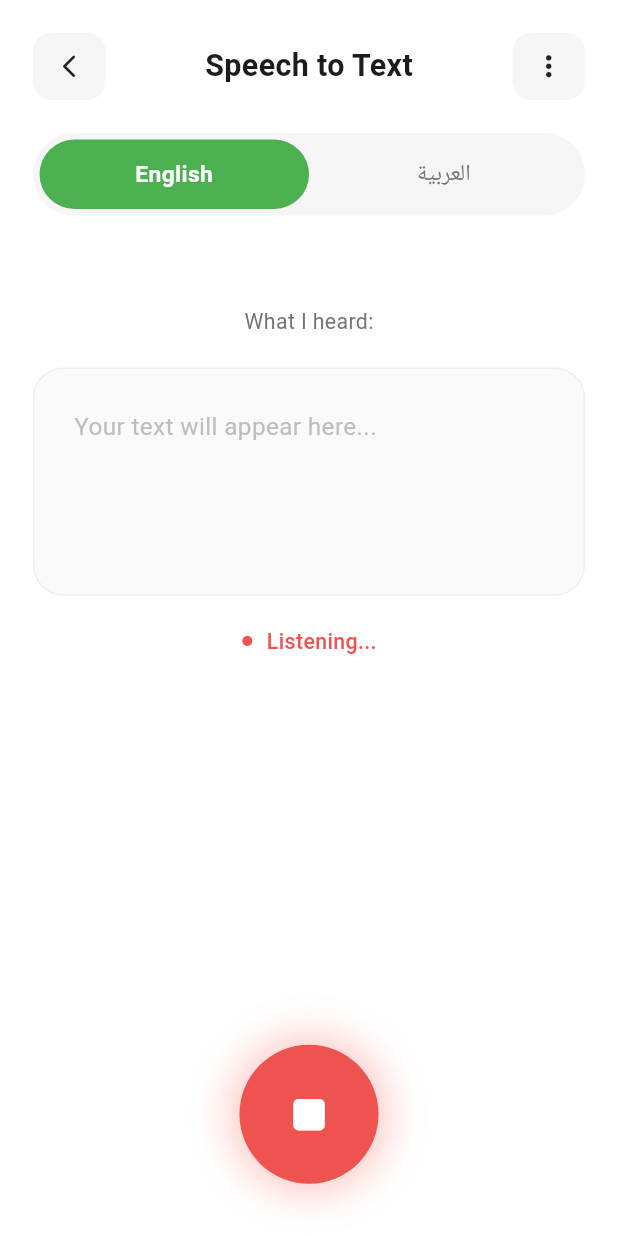
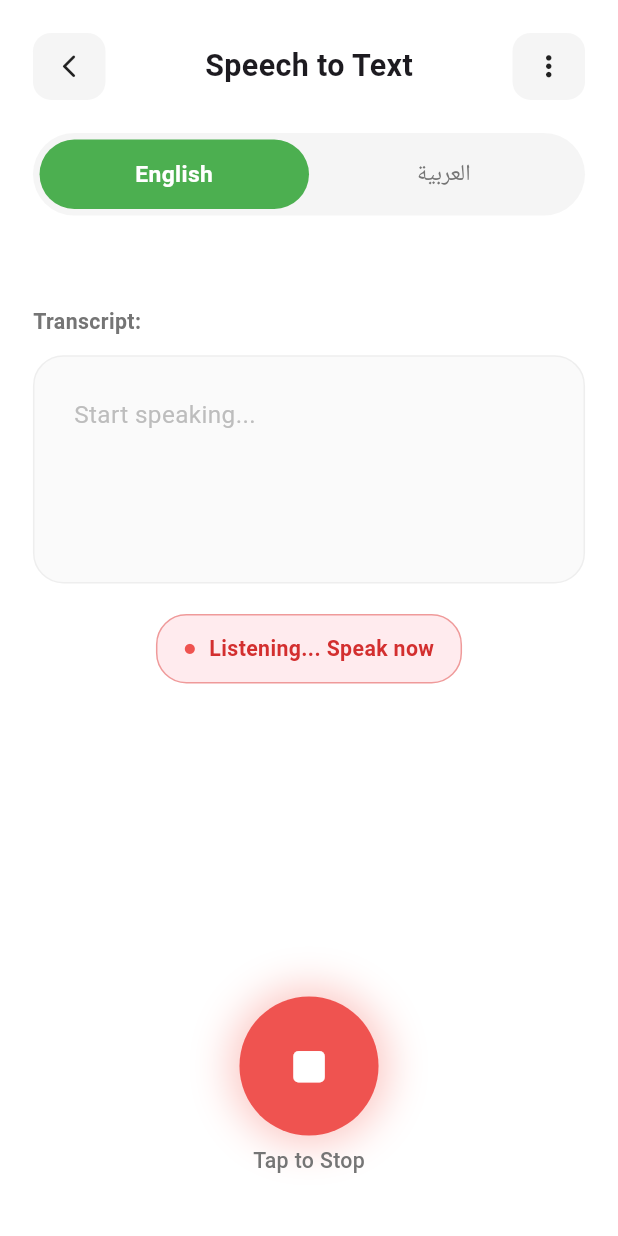
Before and after one commit to amgad7/Tawassal_app, a Flutter app: the SpeechToTextScreen screen opened by its route, after a tap on the "mic" icon, on a phone screen of 412 x 824 dp. Run offline on Flutter 3.47's test engine with Material 3 defaults, Android fonts, the phone set to English and light mode, and no system bars; our stand-ins replace flutter_screenutil, flutter_tts, go_router, permission_handler, shared_preferences, speech_to_text; accounts and stored records are empty.

Commit message:
edit speech

```diff
--- a/lib/feature/speach_to_text/views/speach_to_text.dart
+++ b/lib/feature/speach_to_text/views/speach_to_text.dart
@@ -19,7 +19,9 @@ class _SpeechToTextScreenState extends State<SpeechToTextScreen>
   late stt.SpeechToText speech;
   bool isListening = false;
   bool isInitialized = false;
-  String recognizedText = '';
+  bool keepListening = false;
+  String fullText = '';
+  String currentSegment = '';
   String selectedLanguage = 'en-US';
 
   late AnimationController _pulseController;
@@ -45,8 +47,24 @@ class _SpeechToTextScreenState extends State<SpeechToTextScreen>
     final status = await Permission.microphone.request();
     if (status.isGranted) {
       bool available = await speech.initialize(
-        onError: (error) => debugPrint('Speech error: $error'),
-        onStatus: (status) => debugPrint('Speech status: $status'),
+        onError: (error) {
+          debugPrint('Speech error: $error');
+          if (keepListening && mounted) {
+            Future.delayed(
+              const Duration(milliseconds: 500),
+              _restartListening,
+            );
+          }
+        },
+        onStatus: (status) {
+          debugPrint('Speech status: $status');
+          if (status == 'notListening' && keepListening && mounted) {
+            Future.delayed(
+              const Duration(milliseconds: 500),
+              _restartListening,
+            );
+          }
+        },
       );
       if (mounted) {
         setState(() => isInitialized = available);
@@ -84,40 +102,106 @@ class _SpeechToTextScreenState extends State<SpeechToTextScreen>
     );
   }
 
-  Future<void> _startListening() async {
+  Future<void> _toggleListening() async {
+    if (isListening) {
+      await _stopListening();
+    } else {
+      await startListening();
+    }
+  }
+
+  Future<void> startListening() async {
     if (!isInitialized) {
       await _initializeSpeech();
       if (!isInitialized) return;
     }
 
     setState(() {
-      recognizedText = '';
       isListening = true;
+      keepListening = true;
     });
 
+    await _beginListening();
+  }
+
+  Future<void> _beginListening() async {
+    if (!keepListening || !mounted) return;
+
+    try {
       await speech.listen(
         onResult: (result) {
-        if (mounted) {
+          if (!mounted) return;
+
           setState(() {
-            recognizedText = result.recognizedWords;
+            currentSegment = result.recognizedWords;
+
+            if (result.finalResult && currentSegment.isNotEmpty) {
+              if (fullText.isEmpty) {
+                fullText = currentSegment;
+              } else {
+                fullText = '$fullText $currentSegment';
+              }
+              currentSegment = '';
+            }
           });
-        }
         },
         localeId: selectedLanguage,
         listenFor: const Duration(seconds: 30),
-      pauseFor: const Duration(seconds: 3),
+        pauseFor: const Duration(seconds: 5),
+        partialResults: true,
+        onSoundLevelChange: (level) {},
+        cancelOnError: false,
+        listenMode: stt.ListenMode.dictation,
       );
+    } catch (e) {
+      debugPrint('Listen error: $e');
+      if (keepListening && mounted) {
+        Future.delayed(const Duration(milliseconds: 500), _restartListening);
+      }
+    }
+  }
+
+  Future<void> _restartListening() async {
+    if (!keepListening || !mounted) return;
+
+    try {
+      await speech.stop();
+      await Future.delayed(const Duration(milliseconds: 200));
+
+      if (keepListening && mounted) {
+        await _beginListening();
+      }
+    } catch (e) {
+      debugPrint('Restart error: $e');
+    }
   }
 
   Future<void> _stopListening() async {
+    setState(() {
+      keepListening = false;
+      isListening = false;
+    });
+
     await speech.stop();
+
     if (mounted) {
-      setState(() => isListening = false);
+      final finalText = fullText.isEmpty
+          ? currentSegment
+          : currentSegment.isEmpty
+          ? fullText
+          : '$fullText $currentSegment';
 
-      if (recognizedText.isNotEmpty) {
-        final wordCount = recognizedText.split(' ').length;
+      if (finalText.isNotEmpty) {
+        final wordCount = finalText
+            .split(' ')
+            .where((w) => w.isNotEmpty)
+            .length;
+        context.read<StatsProvider>().updateFromSpeechToText(wordCount);
 
-        context.read<StatsProvider>().updateFromSpeechToText(wordCount);
+        setState(() {
+          fullText = finalText;
+          currentSegment = '';
+        });
 
         ScaffoldMessenger.of(context).showSnackBar(
           SnackBar(
@@ -141,8 +225,16 @@ class _SpeechToTextScreenState extends State<SpeechToTextScreen>
     }
   }
 
+  Future<void> _clearText() async {
+    setState(() {
+      fullText = '';
+      currentSegment = '';
+    });
+  }
+
   @override
   void dispose() {
+    keepListening = false;
     _pulseController.dispose();
     speech.stop();
     super.dispose();
@@ -150,6 +242,12 @@ class _SpeechToTextScreenState extends State<SpeechToTextScreen>
 
   @override
   Widget build(BuildContext context) {
+    final displayText = fullText.isEmpty
+        ? currentSegment
+        : currentSegment.isEmpty
+        ? fullText
+        : '$fullText $currentSegment';
+
     return Scaffold(
       backgroundColor: Colors.white,
       body: SafeArea(
@@ -159,24 +257,23 @@ class _SpeechToTextScreenState extends State<SpeechToTextScreen>
             _buildLanguageToggle(),
             SizedBox(height: 40.h),
 
-            // Fixed: Wrapped content in Expanded to prevent overflow
             Expanded(
               child: SingleChildScrollView(
                 child: Padding(
                   padding: EdgeInsets.symmetric(horizontal: 20.w),
                   child: Column(
                     children: [
-                      if (!isListening && recognizedText.isEmpty)
+                      if (!isListening && displayText.isEmpty)
                         _buildInitialState()
                       else
-                        _buildRecognitionState(),
+                        buildRecognitionState(displayText),
                     ],
                   ),
                 ),
               ),
             ),
 
-            _buildMicButton(),
+            buildControlButtons(),
             SizedBox(height: 40.h),
           ],
         ),
@@ -256,7 +353,7 @@ class _SpeechToTextScreenState extends State<SpeechToTextScreen>
     VoidCallback onTap,
   ) {
     return GestureDetector(
-      onTap: onTap,
+      onTap: isListening ? null : onTap,
       child: AnimatedContainer(
         duration: const Duration(milliseconds: 200),
         padding: EdgeInsets.symmetric(vertical: 12.h),
@@ -297,7 +394,7 @@ class _SpeechToTextScreenState extends State<SpeechToTextScreen>
         ),
         SizedBox(height: 40.h),
         Text(
-          'Tap the microphone',
+          'Tap to Start Recording',
           style: TextStyle(
             fontSize: 20.sp,
             fontWeight: FontWeight.bold,
@@ -306,22 +403,49 @@ class _SpeechToTextScreenState extends State<SpeechToTextScreen>
         ),
         SizedBox(height: 12.h),
         Text(
-          'Start speaking and I\'ll write it down',
-          style: TextStyle(fontSize: 14.sp, color: Colors.grey[600]),
+          'Speak clearly into your microphone\nPress stop when you\'re done',
+          textAlign: TextAlign.center,
+          style: TextStyle(
+            fontSize: 14.sp,
+            color: Colors.grey[600],
+            height: 1.5,
+          ),
         ),
       ],
     );
   }
 
-  Widget _buildRecognitionState() {
+  Widget buildRecognitionState(String displayText) {
     return Column(
       children: [
         SizedBox(height: 20.h),
+        Row(
+          mainAxisAlignment: MainAxisAlignment.spaceBetween,
+          children: [
             Text(
-          'What I heard:',
-          style: TextStyle(fontSize: 14.sp, color: Colors.grey[600]),
+              'Transcript:',
+              style: TextStyle(
+                fontSize: 14.sp,
+                color: Colors.grey[600],
+                fontWeight: FontWeight.w600,
               ),
-        SizedBox(height: 20.h),
+            ),
+            if (displayText.isNotEmpty && !isListening)
+              TextButton.icon(
+                onPressed: _clearText,
+                icon: Icon(Icons.clear, size: 16.sp),
+                label: const Text('Clear'),
+                style: TextButton.styleFrom(
+                  foregroundColor: Colors.red[400],
+                  padding: EdgeInsets.symmetric(
+                    horizontal: 12.w,
+                    vertical: 6.h,
+                  ),
+                ),
+              ),
+          ],
+        ),
+        SizedBox(height: 12.h),
         Container(
           width: double.infinity,
           padding: EdgeInsets.all(24.w),
@@ -332,12 +456,10 @@ class _SpeechToTextScreenState extends State<SpeechToTextScreen>
           ),
           constraints: BoxConstraints(minHeight: 150.h),
           child: Text(
-            recognizedText.isEmpty
-                ? 'Your text will appear here...'
-                : recognizedText,
+            displayText.isEmpty ? 'Start speaking...' : displayText,
             style: TextStyle(
               fontSize: 16.sp,
-              color: recognizedText.isEmpty
+              color: displayText.isEmpty
                   ? Colors.grey[400]
                   : const Color(0xFF212121),
               height: 1.5,
@@ -346,30 +468,51 @@ class _SpeechToTextScreenState extends State<SpeechToTextScreen>
         ),
         if (isListening) ...[
           SizedBox(height: 20.h),
-          Row(
-            mainAxisAlignment: MainAxisAlignment.center,
+          Container(
+            padding: EdgeInsets.symmetric(horizontal: 16.w, vertical: 12.h),
+            decoration: BoxDecoration(
+              color: Colors.red[50],
+              borderRadius: BorderRadius.circular(20.r),
+              border: Border.all(color: Colors.red[200]!),
+            ),
+            child: Row(
+              mainAxisSize: MainAxisSize.min,
               children: [
                 Icon(Icons.circle, size: 8.sp, color: Colors.red[400]),
                 SizedBox(width: 8.w),
                 Text(
-                'Listening...',
+                  'Listening... Speak now',
                   style: TextStyle(
                     fontSize: 14.sp,
-                  color: Colors.red[400],
-                  fontWeight: FontWeight.w500,
+                    color: Colors.red[700],
+                    fontWeight: FontWeight.w600,
                   ),
                 ),
               ],
+            ),
+          ),
+        ],
+        if (!isListening && displayText.isNotEmpty) ...[
+          SizedBox(height: 20.h),
+          Text(
+            'Word count: ${displayText.split(' ').where((w) => w.isNotEmpty).length}',
+            style: TextStyle(
+              fontSize: 14.sp,
+              color: Colors.grey[600],
+              fontWeight: FontWeight.w500,
+            ),
           ),
         ],
       ],
     );
   }
 
-  Widget _buildMicButton() {
+  Widget buildControlButtons() {
     return Center(
-      child: GestureDetector(
-        onTap: isListening ? _stopListening : _startListening,
+      child: Column(
+        children: [
+          GestureDetector(
+            onTap: _toggleListening,
             child: AnimatedBuilder(
               animation: isListening
                   ? pulseAnimation
@@ -388,7 +531,9 @@ class _SpeechToTextScreenState extends State<SpeechToTextScreen>
                       boxShadow: [
                         BoxShadow(
                           color:
-                          (isListening ? Colors.red : const Color(0xFF4CAF50))
+                              (isListening
+                                      ? Colors.red
+                                      : const Color(0xFF4CAF50))
                                   .withOpacity(0.3),
                           blurRadius: 20,
                           spreadRadius: 5,
@@ -405,6 +550,17 @@ class _SpeechToTextScreenState extends State<SpeechToTextScreen>
               },
             ),
           ),
+          SizedBox(height: 12.h),
+          Text(
+            isListening ? 'Tap to Stop' : 'Tap to Start',
+            style: TextStyle(
+              fontSize: 14.sp,
+              color: Colors.grey[600],
+              fontWeight: FontWeight.w500,
+            ),
+          ),
+        ],
+      ),
     );
   }
 }
```
Also changed, not shown: lib/feature/history_screen/views/history_screen.dart (deleted, +0 -181 lines), lib/feature/home/views/home_screen.dart (+2 -38 lines), lib/feature/main_screen/main_screen.dart (+2 -15 lines). Lines whose indentation alone changed are shown as unchanged.
